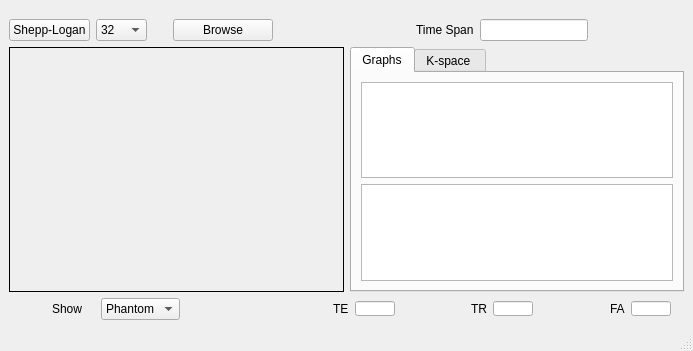
Qt form MRI.ui (Merna-Atef/MRI-) before a commit.
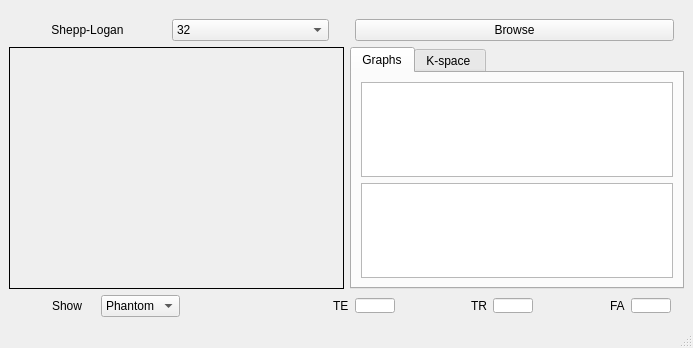
The same form after that commit. Custom widgets are drawn as their Qt base class.

```diff
--- a/MRI.ui
+++ b/MRI.ui
@@ -7,7 +7,7 @@
     <x>0</x>
     <y>0</y>
     <width>693</width>
-    <height>351</height>
+    <height>348</height>
    </rect>
   </property>
   <property name="windowTitle">
@@ -42,6 +42,12 @@
             <property name="text">
              <string>Shepp-Logan</string>
             </property>
+            <property name="checkable">
+             <bool>false</bool>
+            </property>
+            <property name="flat">
+             <bool>true</bool>
+            </property>
            </widget>
           </item>
           <item>
@@ -107,35 +113,6 @@
         </item>
        </layout>
       </item>
-      <item alignment="Qt::AlignRight">
-       <widget class="QLabel" name="label_11">
-        <property name="sizePolicy">
-         <sizepolicy hsizetype="Preferred" vsizetype="Preferred">
-          <horstretch>0</horstretch>
-          <verstretch>0</verstretch>
-         </sizepolicy>
-        </property>
-        <property name="text">
-         <string>Time Span</string>
-        </property>
-       </widget>
-      </item>
-      <item alignment="Qt::AlignLeft">
-       <widget class="QLineEdit" name="plotTime">
-        <property name="sizePolicy">
-         <sizepolicy hsizetype="Preferred" vsizetype="Fixed">
-          <horstretch>0</horstretch>
-          <verstretch>0</verstretch>
-         </sizepolicy>
-        </property>
-        <property name="minimumSize">
-         <size>
-          <width>40</width>
-          <height>10</height>
-         </size>
-        </property>
-       </widget>
-      </item>
       <item>
        <spacer name="horizontalSpacer">
         <property name="orientation">
```
